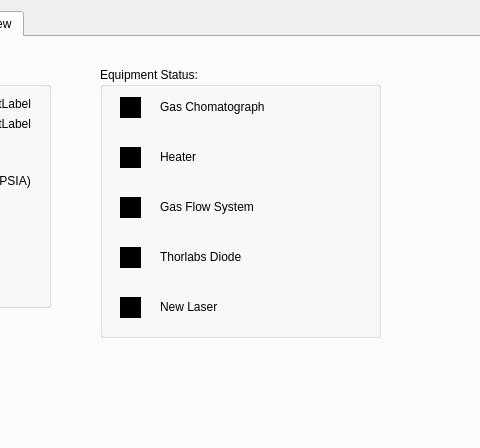
The window that reactorUI.ui (Dionne-Lab/catalight) describes before a commit, drawn with Qt 5; both pictures show x 403 to 883 and y 0 to 448 of the 1096 by 852 pixel window.
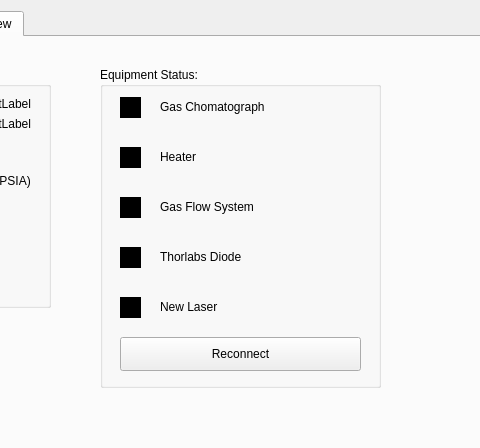
The same window after the commit. Icons and pictures are not drawn. Custom widgets are drawn as their Qt base class.

Commit message: added eqpt reconnect button to GUI

What changed in the file:
```diff
--- a/reactorUI.ui
+++ b/reactorUI.ui
@@ -1464,7 +1464,7 @@
          <x>490</x>
          <y>30</y>
          <width>281</width>
-         <height>271</height>
+         <height>321</height>
         </rect>
        </property>
        <property name="title">
@@ -1603,6 +1603,19 @@
          <string>New Laser</string>
         </property>
        </widget>
+       <widget class="QPushButton" name="pushButton">
+        <property name="geometry">
+         <rect>
+          <x>20</x>
+          <y>270</y>
+          <width>241</width>
+          <height>34</height>
+         </rect>
+        </property>
+        <property name="text">
+         <string>Reconnect</string>
+        </property>
+       </widget>
       </widget>
      </widget>
     </widget>
```
